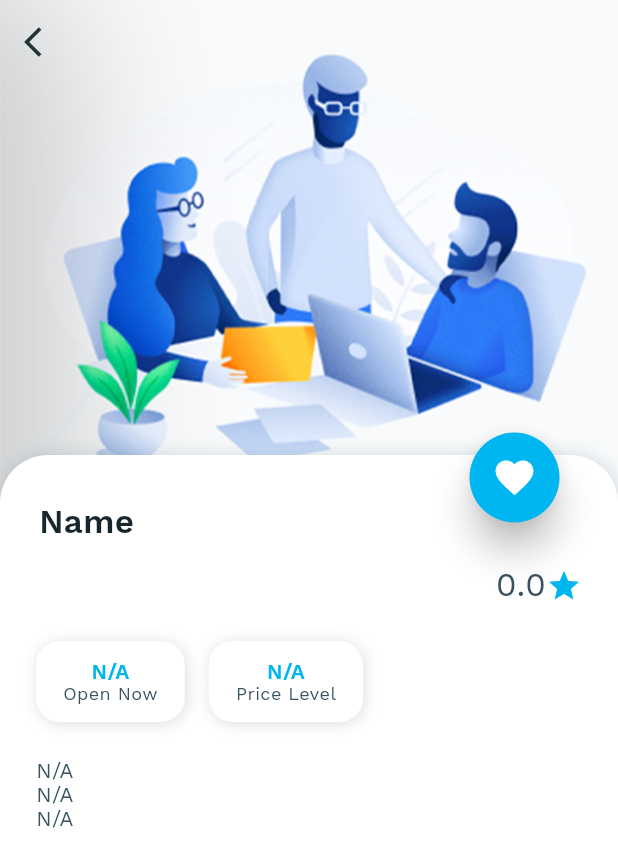
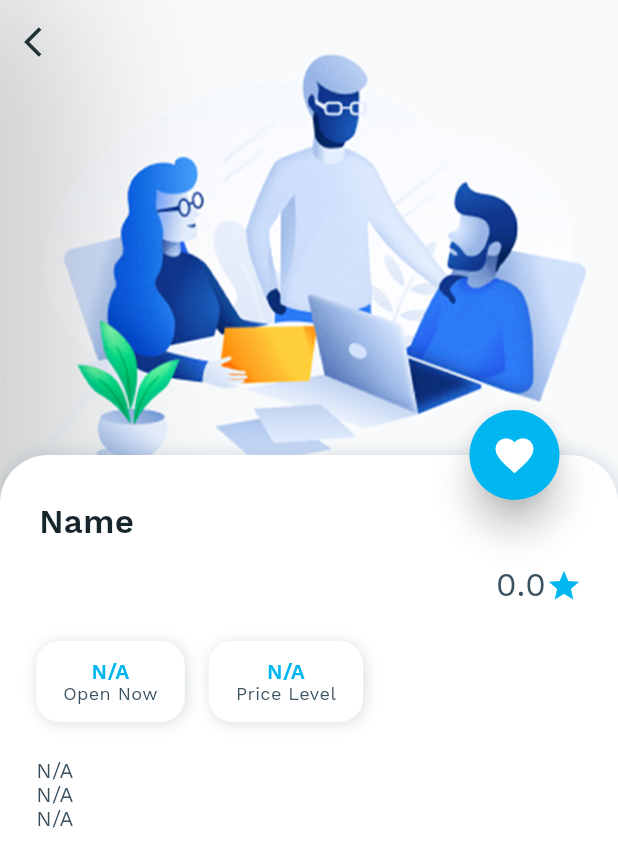
Before and after one commit to MarHoury/new_zealand_travel_guide, a Flutter app: the AttractionDetailPage screen opened directly, on a phone screen of 412 x 824 dp. Shown: the top 867 px of the screen. Run offline on Flutter 3.47's test engine with Material 2 defaults, Android fonts, the phone set to English and light mode, and no system bars; our stand-ins replace geolocator, weather; missing offline and left inert: crisp, google_place, simple_tooltip.

```diff
--- a/lib/attraction/attraction_detail_page.dart
+++ b/lib/attraction/attraction_detail_page.dart
@@ -309,7 +309,7 @@ class _AttractionDetailPageState extends State<AttractionDetailPage>
               ),
             ),
             Positioned(
-              top: (MediaQuery.of(context).size.width / 1.2) - 24.0 - 35,
+              top: (MediaQuery.of(context).size.width / 1.2) - 24.0 - 50,
               right: 35,
               child: ScaleTransition(
                 alignment: Alignment.center,
```
